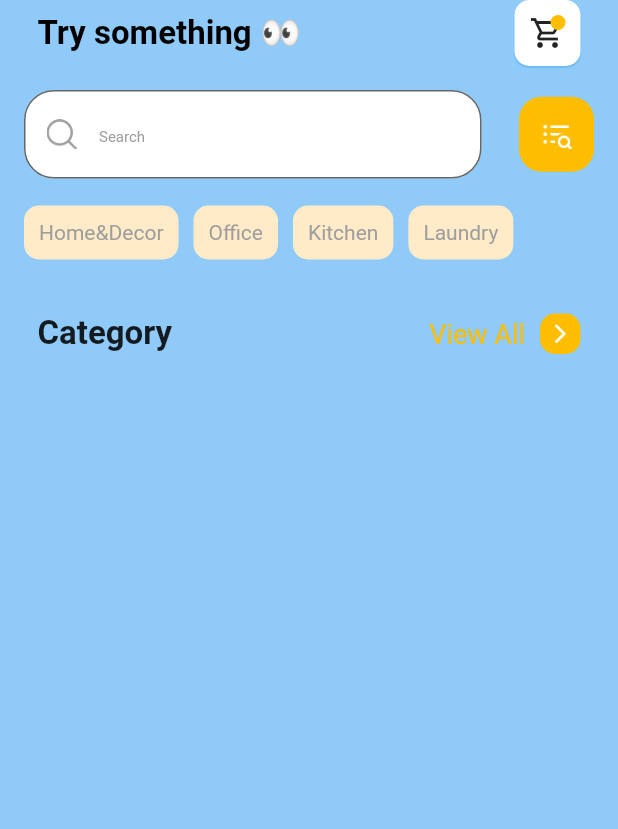
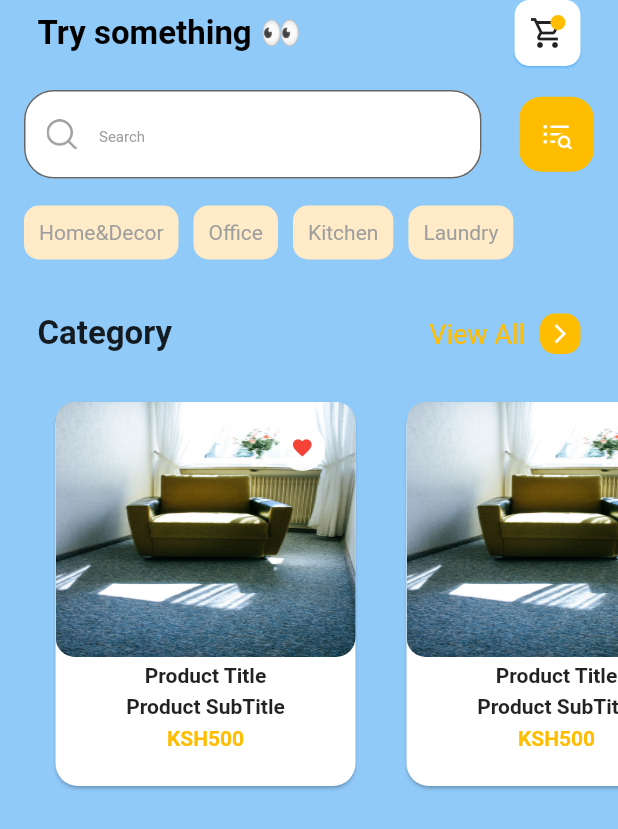
Before and after one commit to KimtaiKogoKevin/TryIt_Customer, a Flutter app: the screen it shows after launch, on a phone screen of 412 x 824 dp. Shown: the top 829 px of the screen. Run offline on Flutter 3.47's test engine with Material 2 defaults, Android fonts, the phone set to English and light mode, and no system bars.

Commit message:
New Arivals widget

```diff
--- /dev/null
+++ b/lib/models/Product.dart
@@ -0,0 +1,22 @@
+class Product {
+  String title;
+  String subtitle;
+  String price;
+  String imageUrl;
+  List<String> detailUrl;
+
+  Product(this.title, this.subtitle, this.price, this.imageUrl, this.detailUrl);
+
+
+  static List <Product> generateProduct () {
+    return [
+      Product('Product Title', 'Product SubTitle', '\K\S\H500', 'assets/images/chair1.jpg', ['assets/images/chair1.jpg','assets/images/chair2.jpg']),
+      Product('Product Title', 'Product SubTitle', '\K\S\H500', 'assets/images/chair1.jpg', ['assets/images/chair1.jpg','assets/images/chair2.jpg']),
+      Product('Product Title', 'Product SubTitle', '\K\S\H500', 'assets/images/chair1.jpg', ['assets/images/chair1.jpg','assets/images/chair2.jpg']),
+      Product('Product Title', 'Product SubTitle', '\K\S\H500', 'assets/images/chair1.jpg', ['assets/images/chair1.jpg','assets/images/chair2.jpg']),
+      Product('Product Title', 'Product SubTitle', '\K\S\H500', 'assets/images/chair1.jpg', ['assets/images/chair1.jpg','assets/images/chair2.jpg']),
+      Product('Product Title', 'Product SubTitle', '\K\S\H500', 'assets/images/chair1.jpg', ['assets/images/chair1.jpg','assets/images/chair2.jpg']),
+
+    ];
+  }
+}
--- /dev/null
+++ b/lib/screens/home/Widget/newarrival.dart
@@ -0,0 +1,33 @@
+import 'package:flutter/cupertino.dart';
+import 'package:flutter/material.dart';
+import 'package:tryit_customer_app/screens/home/Widget/productItem.dart';
+
+import '../../../models/Product.dart';
+import 'categories_list.dart';
+
+class NewArrivals extends StatelessWidget {
+  final productList = Product.generateProduct();
+
+  @override
+  Widget build(BuildContext context) {
+    return Container(
+      child: Column(
+        children: [
+          CategoryList('Category'),
+          Container(
+            height: 280,
+            child: ListView.separated(
+              padding: const EdgeInsets.symmetric(horizontal: 25),
+              scrollDirection: Axis.horizontal,
+                itemBuilder: (context, index) =>
+                    ProductItem(productList[index]),
+                separatorBuilder: (_, index) => const SizedBox(
+                      width: 10,
+                    ),
+                itemCount: productList.length),
+          )
+        ],
+      ),
+    );
+  }
+}
--- /dev/null
+++ b/lib/screens/home/Widget/productItem.dart
@@ -0,0 +1,67 @@
+import 'package:flutter/cupertino.dart';
+import 'package:flutter/material.dart';
+import 'package:tryit_customer_app/models/Product.dart';
+
+class ProductItem extends StatelessWidget {
+  final Product product;
+
+  ProductItem(this.product);
+
+  @override
+  Widget build(BuildContext context) {
+    return Container(
+        margin: EdgeInsets.all(8),
+        child: Card(
+          shape:
+              RoundedRectangleBorder(borderRadius: BorderRadius.circular(15)),
+          child: Column(
+            crossAxisAlignment: CrossAxisAlignment.center,
+            children: [
+              Stack(
+                children: [
+                  Container(
+                    height: 170,
+                    width: 200,
+                    decoration: BoxDecoration(
+                        borderRadius: BorderRadius.circular(13),
+                        image: DecorationImage(
+                          image: AssetImage(product.imageUrl),
+                          fit: BoxFit.fill,
+                        )),
+                  ),
+                  Positioned(
+                      right: 20,
+                      top: 15,
+                      child: Container(
+                        padding: const EdgeInsets.all(8),
+                        decoration: BoxDecoration(
+                            color: Colors.white.withOpacity(0.9),
+                            shape: BoxShape.circle),
+                        child: const Icon(
+                          Icons.favorite,
+                          color: Colors.red,
+                          size: 15,
+                        ),
+                      ))
+                ],
+              ),
+              Text(
+                product.title,
+                style:
+                    const TextStyle(fontWeight: FontWeight.bold, height: 1.5),
+              ),
+              Text(
+                product.subtitle,
+                style:
+                    const TextStyle(fontWeight: FontWeight.bold, height: 1.5),
+              ),
+              Text(
+                product.price,
+                style:
+                     TextStyle(fontWeight: FontWeight.bold, height: 1.5,color: Theme.of(context).primaryColor),
+              ),
+            ],
+          ),
+        ));
+  }
+}
--- a/lib/screens/home/home.dart
+++ b/lib/screens/home/home.dart
@@ -1,6 +1,6 @@
 import 'package:flutter/material.dart';
-import 'package:tryit_customer_app/screens/home/Widget/categories_list.dart';
 import 'package:tryit_customer_app/screens/home/Widget/custom_appBar.dart';
+import 'package:tryit_customer_app/screens/home/Widget/newarrival.dart';
 import 'package:tryit_customer_app/screens/home/Widget/searchInput.dart';
 
 class HomeScreen extends StatefulWidget {
@@ -21,7 +21,7 @@ class _HomeScreenState extends State<HomeScreen> {
           children: [
            const CustomAppBar() ,
             SearchInput(),
-            CategoryList('Category')
+            NewArrivals()
           ],
         ),
       ),
```
Also changed, not shown: pubspec.yaml (+10 -2 lines), assets/images/B_chair.jpg (added), assets/images/chair1.jpg (added), assets/images/chair2.jpg (added), assets/images/chair4.jpg (added), assets/images/logo.png (added), pubspec.lock, 1 other file.
